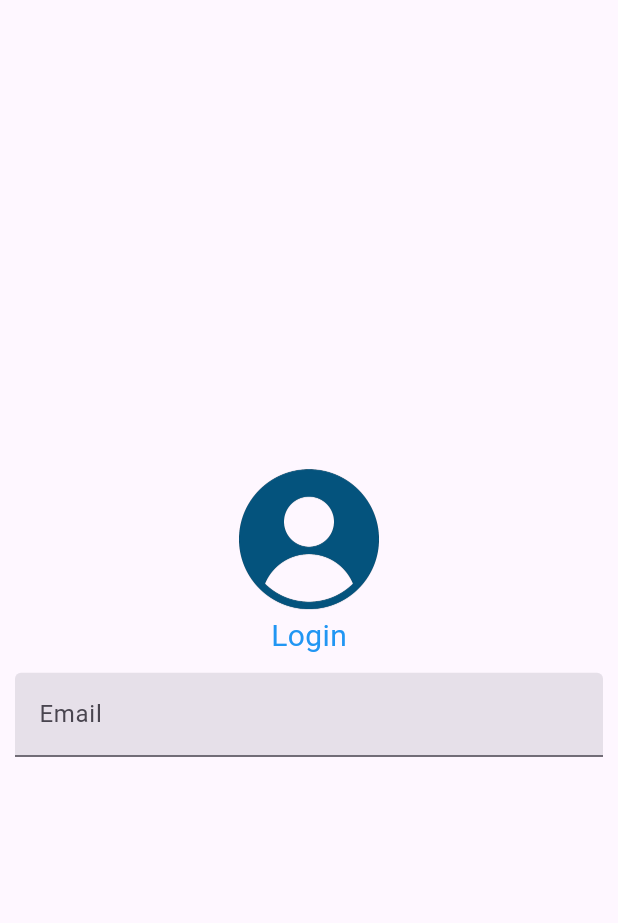
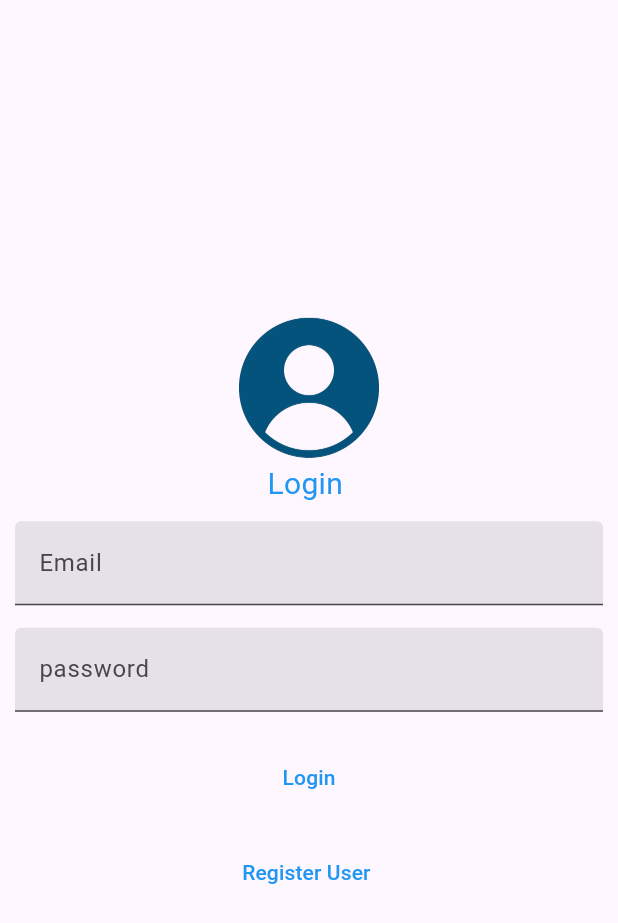
Before and after one commit to Faruhiz/ITCS424-6488104, a Flutter app: the screen it shows after launch, on a phone screen of 412 x 824 dp. Shown: the top 923 px of the screen. Run offline on Flutter 3.47's test engine with Material 3 defaults, Android fonts, the phone set to English and light mode, and no system bars; drawn by our look-alikes of flutter_form_builder; our stand-ins replace cloud_firestore, firebase_core, form_builder_validators; accounts and stored records are empty.

Commit message:
push finished lab to repo

```diff
--- a/w7/lab2_login/lib/pages/LoginPage.dart
+++ b/w7/lab2_login/lib/pages/LoginPage.dart
@@ -1,7 +1,14 @@
-// ignore_for_file: prefer_const_constructors, prefer_const_literals_to_create_immutables
+// ignore_for_file: prefer_const_constructors, prefer_const_literals_to_create_immutables, library_private_types_in_public_api, use_key_in_widget_constructors, avoid_unnecessary_containers, avoid_print, slash_for_doc_comments, file_names
 
 import 'package:flutter/material.dart';
 import 'package:flutter_form_builder/flutter_form_builder.dart';
+import 'package:form_builder_validators/form_builder_validators.dart';
+
+/**
+ * NOTE: I have to install form_builder_validators package otherwise I can't validate the form
+ * Installed dependency details:
+ * - form_builder_validators: ^9.1.0 (https://pub.dev/packages/form_builder_validators)
+ */
 
 class LoginPage extends StatefulWidget {
   @override
@@ -22,7 +29,8 @@ class _LoginPageState extends State<LoginPage> {
                   image: AssetImage('assets/profile.png'),
                   height: 100,
                 ),
-              Text('Login', style: TextStyle(fontSize: 20, color: Colors.blue)),
+                Text('Login ',
+                    style: TextStyle(fontSize: 20, color: Colors.blue)),
                 Padding(
                   padding: EdgeInsets.all(10),
                   child: FormBuilder(
@@ -31,21 +39,70 @@ class _LoginPageState extends State<LoginPage> {
                     child: Column(
                       children: [
                         FormBuilderTextField(
-                        name: 'username',
-                        decoration:
-                            InputDecoration(labelText: 'Email', filled: true),
+                          name: 'username ',
+                          decoration: InputDecoration(
+                            labelText: 'Email ',
+                            filled: true,
+                          ),
                           validator: FormBuilderValidators.compose([
-                          FormBuilderValidators.required(context,
-                              errorText: 'Please enter your email'),
-                          FormBuilderValidators.email(context),
+                            FormBuilderValidators.required(
+                                errorText: 'please insert email '),
+                            FormBuilderValidators.email(),
+                          ]),
+                          keyboardType: TextInputType.emailAddress,
+                        ),
+                        SizedBox(height: 15),
+                        FormBuilderTextField(
+                          name: 'password ',
+                          obscureText: true,
+                          decoration: InputDecoration(
+                            labelText: 'password',
+                            filled: true,
+                          ),
+                          validator: FormBuilderValidators.compose([
+                            FormBuilderValidators.required(
+                                errorText: 'please insert password '),
+                            FormBuilderValidators.minLength(8,
+                                errorText: 'min length 8 character '),
                           ]),
                         ),
+                        SizedBox(
+                          height: 20,
+                        ),
+                        SizedBox(
+                          child: MaterialButton(
+                            onPressed: () {
+                              _formKey.currentState!.save();
+                              if (_formKey.currentState!.validate()) {
+                                Navigator.pushNamed(context, '/launcher');
+                              } else {
+                                print(" validation failed ");
+                              }
+                            },
+                            child: Text(" Login ",
+                                style: TextStyle(color: Colors.blue)),
+                          ),
+                        ),
+                        SizedBox(height: 15),
+                        Row(
+                          children: [
+                            Expanded(
+                                child: MaterialButton(
+                              onPressed: () {
+                                Navigator.pushNamed(context, '/register');
+                              },
+                              child: Text('Register User ',
+                                  style: TextStyle(color: Colors.blue)),
+                            ))
+                          ],
+                        )
                       ],
                     ),
                   ),
+                )
+              ],
             ),
-            ],
-          )),
+          ),
         ),
       ),
     );
--- a/w7/lab2_login/pubspec.yaml
+++ b/w7/lab2_login/pubspec.yaml
@@ -36,6 +36,7 @@ dependencies:
   # Use with the CupertinoIcons class for iOS style icons.
   cupertino_icons: ^1.0.2
   flutter_form_builder: ^9.2.1
+  form_builder_validators: ^9.1.0
 
 dev_dependencies:
   flutter_test:
```
Also changed, not shown: w7/lab2_login/pubspec.lock, 2 other files. Lines whose indentation alone changed are shown as unchanged.
